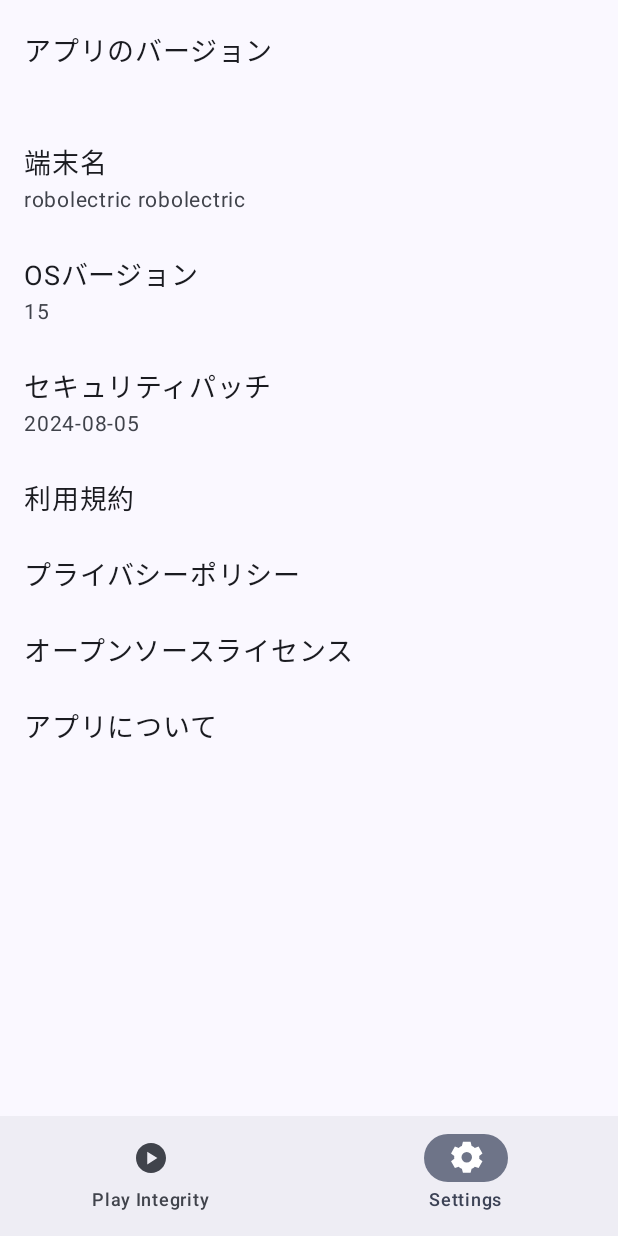
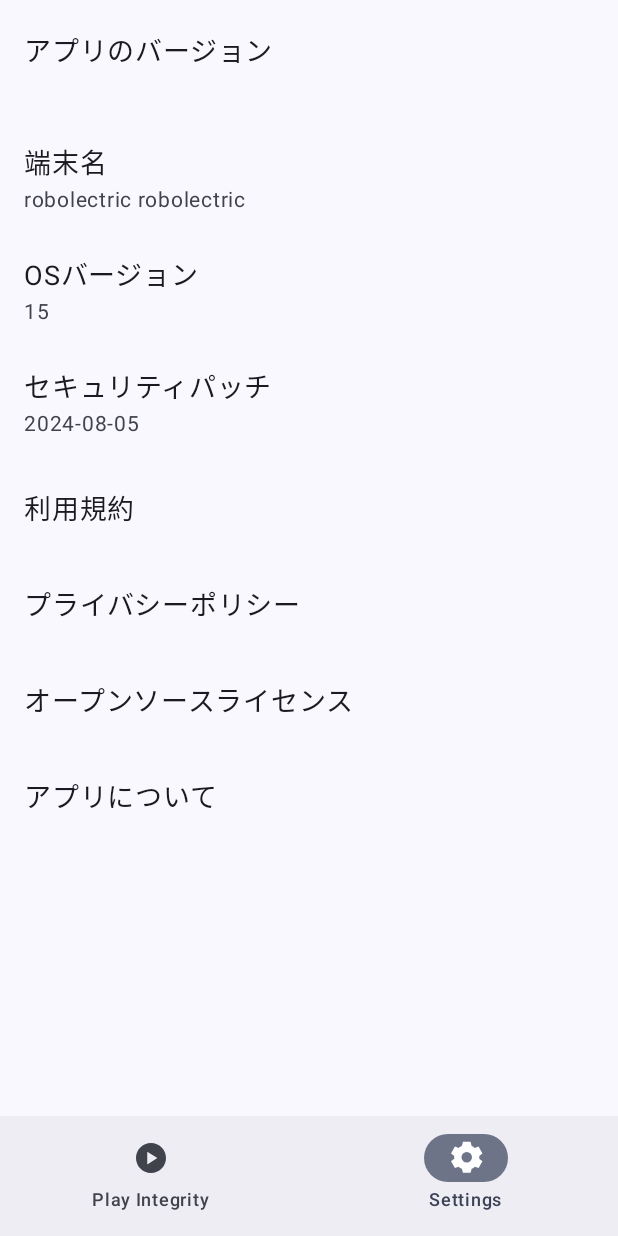
Before and after one commit to keiji/android-device-integrity, an Android app built with Jetpack Compose: the SettingsScreen screen opened through its navigation route, on a phone screen of 412 x 824 dp. Run offline under Robolectric (Android 15) with nearby library versions, the phone set to English and light mode, and no system bars; our stand-ins replace Dagger/Hilt's generated code, Timber.

Commit message:
Refactor: SettingsMenuItemの高さを調整
SettingsMenuItemの最小の高さを64.dpに変更しました。

```diff
--- a/android/ui/main/src/main/java/dev/keiji/deviceintegrity/ui/main/settings/SettingsScreen.kt
+++ b/android/ui/main/src/main/java/dev/keiji/deviceintegrity/ui/main/settings/SettingsScreen.kt
@@ -100,7 +100,7 @@ fun SettingsMenuItem(
             verticalAlignment = Alignment.CenterVertically,
             horizontalArrangement = Arrangement.Start,
             modifier = Modifier
-                .defaultMinSize(minHeight = 48.dp)
+                .defaultMinSize(minHeight = 64.dp)
                 .padding(horizontal = 16.dp, vertical = 12.dp)
         ) {
             if (icon != null) {
```
